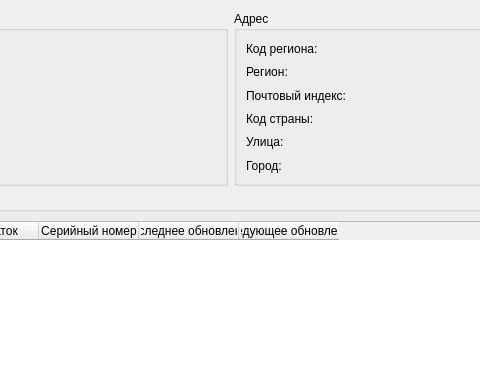
Before: the Qt Designer form sub_main.ui in MrSaerus/E-TrustCRLparsing, drawn with Qt 5; both pictures show x 285 to 765 and y 0 to 391 of the 1031 by 582 pixel window.
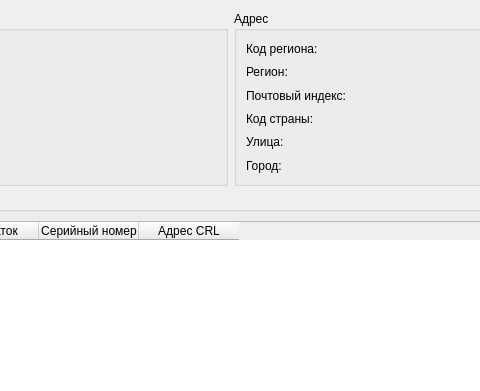
After: the same form once the commit is applied.

The edit to the form file:
```diff
--- a/sub_main.ui
+++ b/sub_main.ui
@@ -177,12 +177,7 @@
             </column>
             <column>
              <property name="text">
-              <string>Последнее обновление</string>
-             </property>
-            </column>
-            <column>
-             <property name="text">
-              <string>Следующее обновление</string>
+              <string>Адрес CRL</string>
              </property>
             </column>
            </widget>
```
